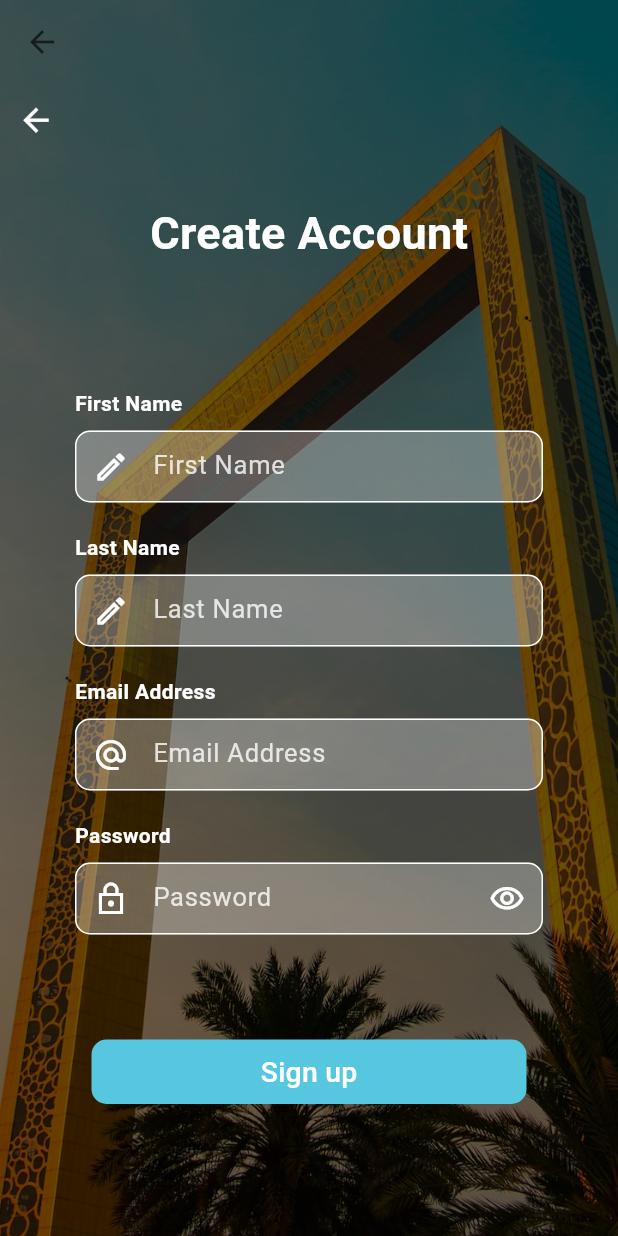
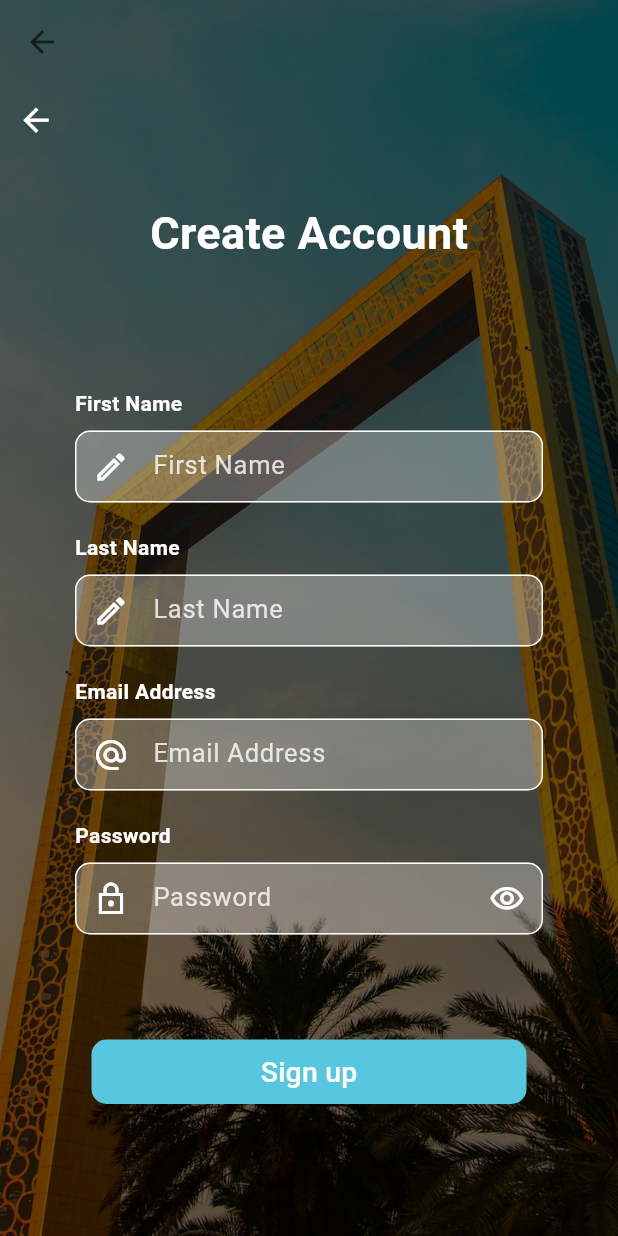
Before and after one commit to HusseinMohamed99/TRIPSO, a Flutter app: the screen it shows after launch, after a tap on "Sign in", after a tap on "Sign up", on a phone screen of 412 x 824 dp. Run offline on Flutter 3.47's test engine with Material 2 defaults, Android fonts, the phone set to English and light mode, and no system bars; drawn by our look-alikes of flutter_platform_widgets; our stand-ins replace cloud_firestore, firebase_auth, firebase_core, flutter_bloc, fluttertoast, google_fonts and 5 more; missing offline and left inert: email_auth; accounts and stored records are empty.

Commit message:
background//Hussein

```diff
--- a/lib/screens/on_boarding/on_boarding_screen.dart
+++ b/lib/screens/on_boarding/on_boarding_screen.dart
@@ -17,14 +17,11 @@ class OnBoard extends StatelessWidget {
 
   @override
   Widget build(BuildContext context) {
-    return Stack(
-      children: [
-        Container(
-          constraints: const BoxConstraints.expand(),
+    return Container(
       decoration: const BoxDecoration(
         image: DecorationImage(
           image: AssetImage(AssetPath.onBoardImage),
-              fit: BoxFit.cover,
+          fit: BoxFit.fill,
         ),
       ),
       child: FadeAnimation(1.3,
@@ -49,8 +46,6 @@ class OnBoard extends StatelessWidget {
           ),
         ),
       ),
-        ),
-      ],
     );
   }
 
--- a/lib/screens/sign_in/sign_in_screen.dart
+++ b/lib/screens/sign_in/sign_in_screen.dart
@@ -50,14 +50,11 @@ class SignInScreen extends StatelessWidget {
           );
         }
       }, builder: (context, state) {
-        return Stack(
-          children: [
-            Container(
-              constraints: const BoxConstraints.expand(),
+        return Container(
           decoration: const BoxDecoration(
             image: DecorationImage(
               image: AssetImage(AssetPath.signINImage),
-                  fit: BoxFit.cover,
+              fit: BoxFit.fill,
             ),
           ),
           child: FadeAnimation(
@@ -198,8 +195,6 @@ class SignInScreen extends StatelessWidget {
               ),
             ),
           ),
-            ),
-          ],
         );
       }),
     );
--- a/lib/screens/sign_up/sign_up_screen.dart
+++ b/lib/screens/sign_up/sign_up_screen.dart
@@ -46,14 +46,11 @@ class RegisterScreen extends StatelessWidget {
           }
         }
       }, builder: (context, state) {
-        return Stack(
-          children: [
-            Container(
-              constraints: const BoxConstraints.expand(),
+        return Container(
           decoration: const BoxDecoration(
             image: DecorationImage(
               image: AssetImage(AssetPath.signUPImage),
-                  fit: BoxFit.cover,
+              fit: BoxFit.fill,
             ),
           ),
           child: FadeAnimation(
@@ -236,8 +233,6 @@ class RegisterScreen extends StatelessWidget {
               ),
             ),
           ),
-            ),
-          ],
         );
       }),
     );
```
Lines whose indentation alone changed are shown as unchanged.
